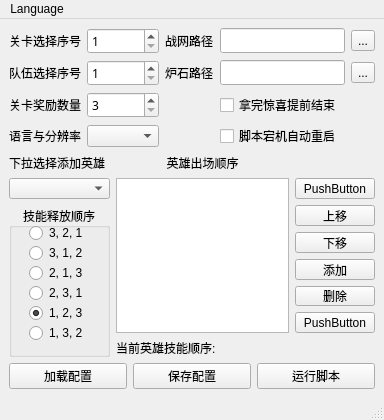
This is main_chs.ui in zhoubin-me/lushi_script as Qt 5 draws it before an edit. The edited form follows.
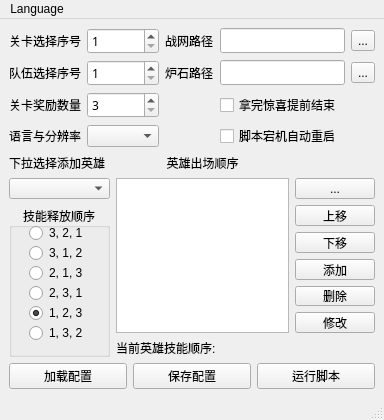
This is the edited form. Custom widgets are drawn as their Qt base class.

```diff
--- a/main_chs.ui
+++ b/main_chs.ui
@@ -545,16 +545,22 @@
        </widget>
       </item>
       <item row="6" column="3">
-       <widget class="QPushButton" name="pushButton">
+       <widget class="QPushButton" name="modify">
+        <property name="font">
+         <font>
+          <family>Microsoft YaHei UI</family>
+          <pointsize>9</pointsize>
+         </font>
+        </property>
         <property name="text">
-         <string>PushButton</string>
+         <string>修改</string>
         </property>
        </widget>
       </item>
       <item row="1" column="3">
        <widget class="QPushButton" name="pushButton_2">
         <property name="text">
-         <string>PushButton</string>
+         <string>...</string>
         </property>
        </widget>
       </item>
```
Left out of the diff: 6 changed lines with no effect on the pictures.
